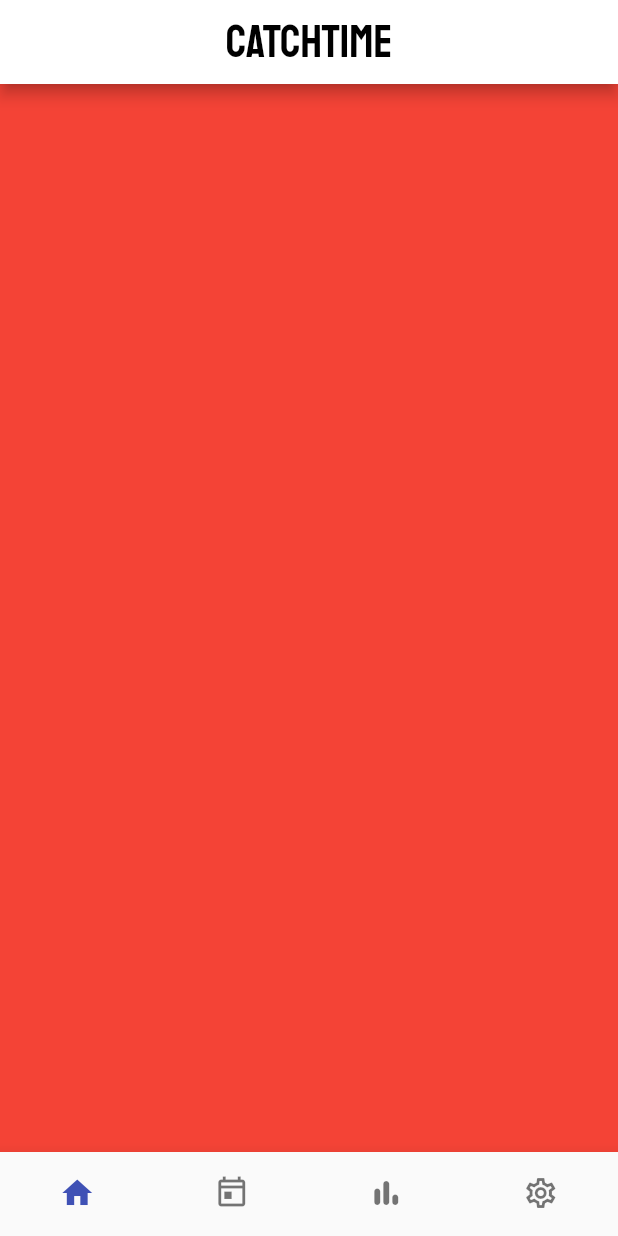
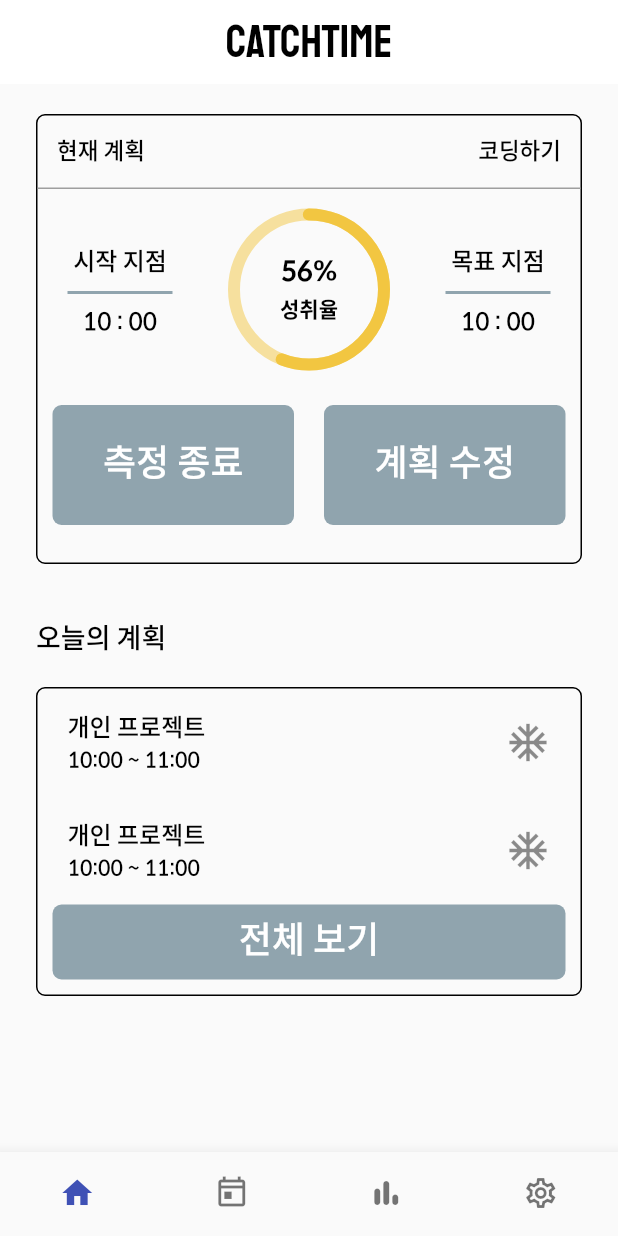
Before and after one commit to jgwng/time_tracker, a Flutter app: the screen it shows after launch, on a phone screen of 412 x 824 dp. Run offline on Flutter 3.47's test engine with Material 2 defaults, Android fonts, the phone set to English and light mode, and no system bars; our stand-ins replace lottie.

Commit message:
06/18 commit

```diff
--- a/lib/constants/app_themes.dart
+++ b/lib/constants/app_themes.dart
@@ -3,7 +3,7 @@ import 'package:flutter/material.dart';
 class AppThemes{
 
 
-  static Color mainColor = Colors.lightBlue[200]!;
+  static Color mainColor = Colors.blueGrey[300]!;
   static const Color pointColor = Color.fromRGBO(242,203,5,1.0);
   static const Color pointColor2 = Color.fromRGBO(242, 159, 5, 1.0);
   static const Color textColor = Color.fromRGBO(112,112,112,1.0);
@@ -11,7 +11,6 @@ class AppThemes{
 
   AppThemes._();
   static const TextTheme textTheme = TextTheme(
-    button: TextStyle(fontSize: 20.0, fontWeight: FontWeight.w500, fontFamily: "AppleSDGothicNeo", color: Colors.white),
     headline1: TextStyle(fontSize: 24.0, fontWeight: FontWeight.w500, fontFamily: "SpoqaHanSansNeo", color: Colors.black),
     headline2: TextStyle(fontSize: 20.0, fontWeight: FontWeight.w500, fontFamily: "SpoqaHanSansNeo", color: Colors.black),
     subtitle1: TextStyle(fontSize: 18.0, fontWeight: FontWeight.w500, fontFamily: "SpoqaHanSansNeo", color: Colors.black),
--- a/lib/main.dart
+++ b/lib/main.dart
@@ -1,6 +1,5 @@
 import 'package:flutter/material.dart';
-import 'package:timetracker/ui/home/home_page.dart';
-import 'package:timetracker/ui/views/auth/login_page.dart';
+import 'package:timetracker/ui/views/main_page.dart';
 void main() => runApp(new MyApp());
 
 class MyApp extends StatelessWidget {
@@ -17,7 +16,7 @@ class MyApp extends StatelessWidget {
 
       ),
 
-      home: HomePage(),
+      home: MainPage(),
     );
   }
 }
--- /dev/null
+++ b/lib/ui/views/home/home_page.dart
@@ -0,0 +1,211 @@
+import 'package:flutter/material.dart';
+import 'package:flutter/widgets.dart';
+import 'package:timetracker/constants/app_themes.dart';
+import 'package:timetracker/ui/widgets/state_progress_circle.dart';
+
+class HomePage extends StatefulWidget{
+  @override
+  _HomePageState createState() => _HomePageState();
+}
+
+class _HomePageState extends State<HomePage>{
+  bool changeState = false;
+
+
+  @override
+  Widget build(BuildContext context) {
+    return Scaffold(
+      appBar: AppBar(
+        backgroundColor: Colors.white,
+        title: Text('CATCHTIME',style: TextStyle(fontFamily: 'Staatliches',fontSize: 30,fontWeight: FontWeight.w500,color: Colors.black),),
+        centerTitle: true, elevation: 0,
+      ),
+      body: SingleChildScrollView(
+        padding: EdgeInsets.symmetric(horizontal: 24),
+        child: Column(
+          mainAxisAlignment: MainAxisAlignment.center,
+          crossAxisAlignment: CrossAxisAlignment.center,
+          children: [
+            SizedBox(height: 20,),
+            Container(
+              width: MediaQuery.of(context).size.width,
+              height: 300,
+              decoration: BoxDecoration(
+                borderRadius: BorderRadius.circular(6.0),
+                border: Border.all(color: Colors.black)
+              ),
+              child: Column(
+                children: [
+                  Container(
+                    alignment : Alignment.centerLeft,
+                    padding: EdgeInsets.symmetric(horizontal: 13,vertical: 15),
+                    child: Row(
+                      mainAxisAlignment: MainAxisAlignment.spaceBetween,
+                      children: [
+                      Text('현재 계획 ',textAlign: TextAlign.left,
+                        style: AppThemes.textTheme.bodyText1!.copyWith(fontSize: 15),),
+                      Text('코딩하기',textAlign: TextAlign.left,
+                        style: AppThemes.textTheme.bodyText1!.copyWith(fontSize: 15),)
+                    ],),),
+                  Divider(height: 1,color: Colors.grey,thickness: 1,),
+                  Padding(
+                    padding: EdgeInsets.only(left: 15,right: 15,top: 30),
+                    child: Row(
+                      mainAxisAlignment: MainAxisAlignment.spaceBetween,
+                      children: [
+                        Container(
+                          width: 80,
+                          padding: EdgeInsets.all(5.0),
+                          child: Column(
+                            children: [
+                              SizedBox(height: 5,),
+                              Text('시작 지점',style: AppThemes.textTheme.subtitle2,),
+                              Padding(
+                                padding: EdgeInsets.symmetric(vertical: 10),
+                                child: Divider(height: 1,thickness: 2,color: AppThemes.mainColor,),),
+                              Text('10 : 00',style: AppThemes.textTheme.subtitle2,),
+                            ],
+                          ),
+                        ),
+                        CustomPaint(
+                          painter: LevelProgressCircle(),
+                          child: Container(
+                            child: Column(
+                              children: [
+                                Text('56%',style: AppThemes.textTheme.subtitle1!.copyWith(fontWeight: FontWeight.w700),),
+                                SizedBox(height: 5,),
+                                Text('성취율',style: AppThemes.textTheme.bodyText1!.copyWith(fontWeight: FontWeight.w700),)
+                              ],
+                            ),
+                          ),
+                          foregroundPainter: LevelProgressArc(0.56),
+                        ),
+                        Container(
+                          width: 80,
+                          padding: EdgeInsets.all(5.0),
+                          child: Column(
+                            children: [
+                              SizedBox(height: 5,),
+                              Text('목표 지점',style: AppThemes.textTheme.subtitle2,),
+                              Padding(
+                                padding: EdgeInsets.symmetric(vertical: 10),
+                                child: Divider(height: 1,thickness: 2,color: AppThemes.mainColor,),),
+                              Text('10 : 00',style: AppThemes.textTheme.subtitle2,),
+
+
+
+
+                            ],
+                          ),
+                        )
+                      ],
+                    ),
+                  ),
+                  Row(
+                    children: [
+                      Expanded(
+                        child: Container(
+                            height:  80,
+                            margin: EdgeInsets.only(top: 40),
+                            padding:EdgeInsets.symmetric(horizontal: 10) ,
+                            child:  TextButton(
+                              style: ButtonStyle(
+                                backgroundColor: MaterialStateProperty.all<Color>(AppThemes.mainColor),
+                                shape: MaterialStateProperty.all<RoundedRectangleBorder>(
+                                    RoundedRectangleBorder(
+                                      borderRadius: BorderRadius.circular(6.0),
+                                    )
+                                ),
+                                elevation: MaterialStateProperty.all<double>(0.0),
+                              ),
+                              onPressed: () async {},
+                              child: Text('측정 종료',style: AppThemes.textTheme.headline1!.copyWith(color: Colors.white)),
+                            )
+                        ),
+                      ),
+                      Expanded(
+                        child: Container(
+                            height:  80,
+                            margin: EdgeInsets.only(top: 40),
+                            padding:EdgeInsets.symmetric(horizontal: 10) ,
+                            child:  TextButton(
+                              style: ButtonStyle(
+                                backgroundColor: MaterialStateProperty.all<Color>(AppThemes.mainColor),
+                                shape: MaterialStateProperty.all<RoundedRectangleBorder>(
+                                    RoundedRectangleBorder(
+                                      borderRadius: BorderRadius.circular(6.0),
+                                    )
+                                ),
+                                elevation: MaterialStateProperty.all<double>(0.0),
+                              ),
+                              onPressed: () async {},
+                              child: Text('계획 수정',style: AppThemes.textTheme.headline1!.copyWith(color: Colors.white)),
+                            )
+                        ),
+                      ),
+                    ],
+                  )
+
+
+
+                ],
+              ),
+            ),
+            SizedBox(height: 40,),
+            Column(
+              crossAxisAlignment: CrossAxisAlignment.start,
+              children: [
+              Text('오늘의 계획',style: AppThemes.textTheme.subtitle1,),
+                Container(
+                  margin: EdgeInsets.only(top: 20),
+                  decoration: BoxDecoration(
+                    border: Border.all(color: Colors.black),
+                    borderRadius: BorderRadius.circular(6.0)
+                  ),
+                  child: Column(
+                    children: [
+                      ListTile(
+                        contentPadding: EdgeInsets.symmetric(horizontal: 20),
+                        subtitle: Text('10:00 ~ 11:00',style: AppThemes.textTheme.bodyText1),
+                        title: Text('개인 프로젝트',style: AppThemes.textTheme.subtitle2,),
+                        trailing: Icon(Icons.ac_unit,size: 30,),
+                      ),
+                      ListTile(
+                        contentPadding: EdgeInsets.symmetric(horizontal: 20),
+                        subtitle: Text('10:00 ~ 11:00',style: AppThemes.textTheme.bodyText1),
+                        title: Text('개인 프로젝트',style: AppThemes.textTheme.subtitle2,),
+                        trailing: Icon(Icons.ac_unit,size: 30,),
+                      ),
+                      Container(
+                          height:  50,
+                          width: double.infinity,
+                          margin: EdgeInsets.only(bottom: 10),
+                          padding:EdgeInsets.symmetric(horizontal: 10) ,
+                          child:  TextButton(
+                            style: ButtonStyle(
+                              backgroundColor: MaterialStateProperty.all<Color>(AppThemes.mainColor),
+                              shape: MaterialStateProperty.all<RoundedRectangleBorder>(
+                                  RoundedRectangleBorder(
+                                    borderRadius: BorderRadius.circular(6.0),
+                                  )
+                              ),
+                              elevation: MaterialStateProperty.all<double>(0.0),
+                            ),
+                            onPressed: () async {},
+                            child: Text('전체 보기',style: AppThemes.textTheme.headline1!.copyWith(color: Colors.white)),
+                          )
+                      )
+                    ],
+                  ),
+                )
+              ],
+            ),
+            SizedBox(height: 20,)
+          ],
+
+        ),
+      ),
+    );
+  }
+
+}
--- a/lib/ui/home/home_page.dart
+++ b/lib/ui/views/main_page.dart
@@ -1,13 +1,14 @@
 import 'package:flutter/material.dart';
 import 'package:flutter/widgets.dart';
+import 'package:timetracker/ui/views/home/home_page.dart';
 
-class HomePage extends StatefulWidget{
+class MainPage extends StatefulWidget{
   @override
-  _HomePageState createState() => _HomePageState();
+  _MainPageState createState() => _MainPageState();
 }
 
 
-class _HomePageState extends State<HomePage>{
+class _MainPageState extends State<MainPage>{
   int _currentIndex = 0;
 
   List<GlobalKey<NavigatorState>> _navigatorKeys = [
@@ -48,11 +49,6 @@ class _HomePageState extends State<HomePage>{
         return isFirstRouteInCurrentTab;
       },
       child: Scaffold(
-        appBar: AppBar(backgroundColor: Colors.white,
-          title: Text('CATCHTIME',style: TextStyle(fontFamily: 'Staatliches',fontSize: 30,color: Colors.black),),
-        centerTitle: true,
-        ),
-        backgroundColor: Colors.white,
         body: Stack(
           children: [
             _buildOffstageNavigator(0),
@@ -90,7 +86,7 @@ class _HomePageState extends State<HomePage>{
     return {
       '/': (context) {
         return [
-          Container(color: Colors.red,),
+          HomePage(),
           Container(color: Colors.purple),
           Container(color: Colors.blue,),
           Container(color:Colors.green)
--- a/lib/ui/views/splash/splash_page.dart
+++ b/lib/ui/views/splash/splash_page.dart
@@ -1,7 +1,7 @@
 import 'package:flutter/material.dart';
 import 'package:flutter/widgets.dart';
 import 'package:lottie/lottie.dart';
-import 'package:timetracker/ui/home/practice_page.dart';
+import '../home/practice_page.dart';
 
 class SplashScreen extends StatefulWidget{
   @override
--- /dev/null
+++ b/lib/ui/widgets/state_progress_circle.dart
@@ -0,0 +1,43 @@
+import 'dart:ui';
+import 'package:flutter/material.dart';
+
+class LevelProgressCircle extends CustomPainter {
+  @override
+  void paint(Canvas canvas, Size size) {
+    Offset center = Offset(size.width / 2, size.height / 2);
+    Paint paint = Paint()
+      ..color = Color.fromRGBO(242, 198, 65, 0.5)
+      ..style = PaintingStyle.stroke
+      ..strokeWidth = 8.0; //내부의 작은 원의 두께
+    canvas.drawCircle(center, 50, paint); //내부의 작은 원의 크기
+  }
+
+  @override
+  bool shouldRepaint(CustomPainter oldDelegate) {
+    return false;
+  }
+}
+
+class LevelProgressArc extends CustomPainter {
+  final double percent;
+
+  LevelProgressArc(this.percent);
+
+  @override
+  void paint(Canvas canvas, Size size) {
+    Offset center = Offset(size.width / 2, size.height / 2);
+    Paint paint = Paint()
+      ..color = Color.fromRGBO(242, 198, 65, 1.0)
+      ..style = PaintingStyle.stroke
+      ..strokeWidth = 8.0
+      ..strokeCap = StrokeCap.round;
+    canvas.drawArc(Rect.fromCircle(center: center, radius: 50), 4.71,
+        percent * 6.28, false, paint);
+  }
+
+  @override
+  bool shouldRepaint(CustomPainter oldDelegate) {
+    return false;
+  }
+
+}
```
Also changed, not shown: lib/ui/views/home/practice_page.dart (renamed from lib/ui/home/practice_page.dart).
